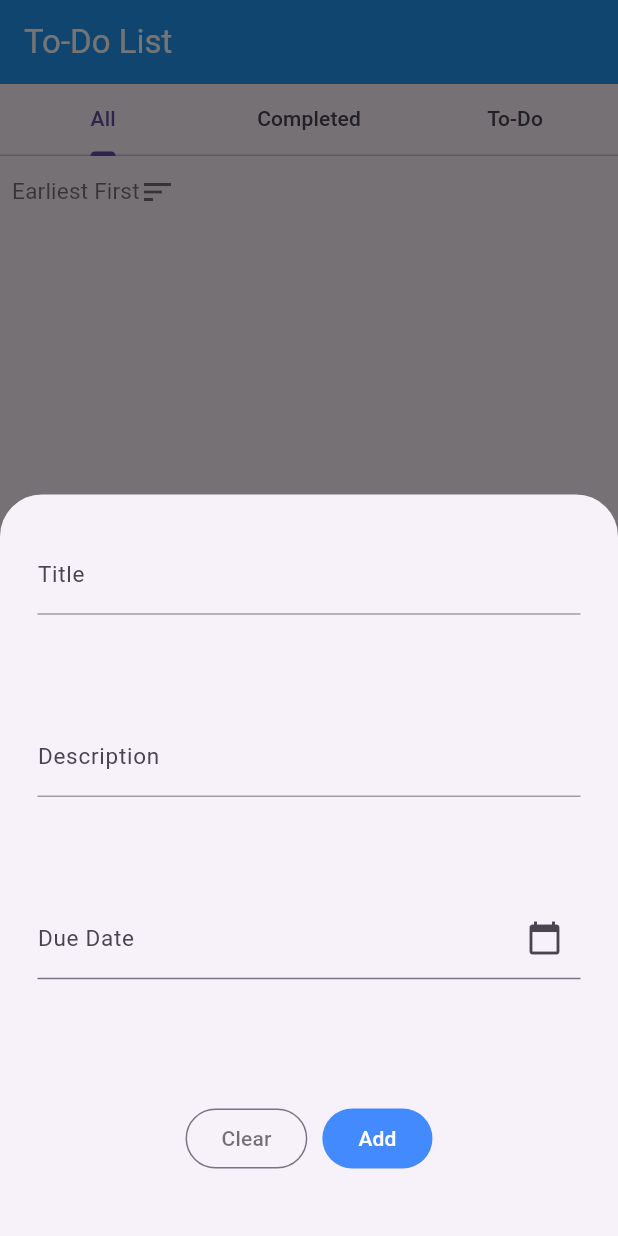
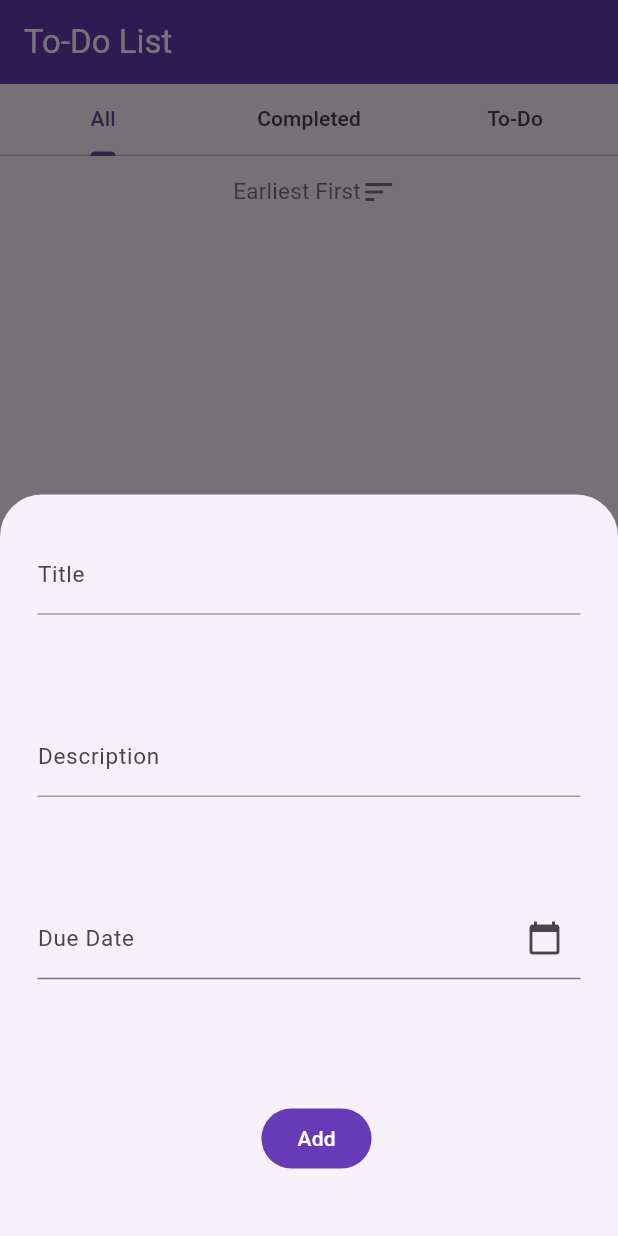
Before and after one commit to hmai2139/rapidmap-test, a Flutter app: the screen it shows after launch, after a tap on the "add" icon, on a phone screen of 412 x 824 dp. Run offline on Flutter 3.47's test engine with Material 3 defaults, Android fonts, the phone set to English and light mode, and no system bars; our stand-ins replace sqflite; accounts and stored records are empty.

Commit message:
Updated stylings & colours.

```diff
--- a/lib/to_do_list/forms/task_input_form.dart
+++ b/lib/to_do_list/forms/task_input_form.dart
@@ -106,16 +106,18 @@ class _TaskInputFormState extends State<TaskInputForm> {
             child: Row(
               mainAxisAlignment: MainAxisAlignment.center,
               children: [
-                OutlinedButton(
-                  style:
-                      FilledButton.styleFrom(foregroundColor: Colors.black54),
-                  onPressed: () {},
-                  child: const Text('Clear'),
-                ),
+                widget.task?.id != null
+                    ? FilledButton(
+                        style: FilledButton.styleFrom(
+                            backgroundColor: Colors.redAccent),
+                        onPressed: () => _deleteTask(widget.task!.id!),
+                        child: const Text('Delete'),
+                      )
+                    : const SizedBox.shrink(),
                 const SizedBox(width: 10),
                 FilledButton(
                   style: FilledButton.styleFrom(
-                      backgroundColor: Colors.blueAccent),
+                      backgroundColor: Colors.deepPurple),
                   onPressed: () async {
                     /// Validate the form before submission.
                     if (_formKey.currentState!.validate()) {
@@ -153,7 +155,7 @@ class _TaskInputFormState extends State<TaskInputForm> {
                       }
                     }
                   },
-                  child: const Text('Add'),
+                  child: Text(widget.task?.id != null ? 'Update' : 'Add'),
                 ),
               ],
             ),
@@ -210,4 +212,31 @@ class _TaskInputFormState extends State<TaskInputForm> {
     }
     return null;
   }
+
+  /// Show Task deletion confirmation dialog.
+  void _deleteTask(int taskId) {
+    showDialog<void>(
+      context: context,
+      builder: (BuildContext context) => AlertDialog(
+        title: const Text('Delete task'),
+        content: const Text('Deletion cannot be reversed.'),
+        actions: <Widget>[
+          TextButton(
+            onPressed: () => Navigator.pop(context),
+            child: const Text('Cancel'),
+          ),
+          FilledButton(
+            style: FilledButton.styleFrom(backgroundColor: Colors.redAccent),
+            onPressed: () {
+              Provider.of<TaskProvider>(context, listen: false)
+                  .deleteTask(taskId);
+              showSnackBar(context, 'Task deleted');
+              Navigator.of(context).popUntil((route) => route.isFirst);
+            },
+            child: const Text('Delete'),
+          ),
+        ],
+      ),
+    );
+  }
 }
--- a/lib/to_do_list/to_do_list.dart
+++ b/lib/to_do_list/to_do_list.dart
@@ -23,7 +23,7 @@ class _ToDoListState extends State<ToDoList> {
   Widget build(BuildContext context) {
     return Scaffold(
       appBar: AppBar(
-        backgroundColor: Colors.blue,
+        backgroundColor: Colors.deepPurple,
         title: const Text(
           "To-Do List",
           style: TextStyle(color: Colors.white),
@@ -32,7 +32,7 @@ class _ToDoListState extends State<ToDoList> {
       body: DefaultTabController(
         length: 3,
         child: Column(
-          crossAxisAlignment: CrossAxisAlignment.start,
+          crossAxisAlignment: CrossAxisAlignment.center,
           children: [
             const TabBar(
               tabs: [
@@ -59,7 +59,7 @@ class _ToDoListState extends State<ToDoList> {
       ),
       floatingActionButton: FloatingActionButton(
         shape: const CircleBorder(),
-        backgroundColor: Colors.blue,
+        backgroundColor: Colors.deepPurple,
         onPressed: () => _inputTask(null),
         tooltip: 'Add a new task',
         child: const Icon(
@@ -81,7 +81,7 @@ class _ToDoListState extends State<ToDoList> {
           case ConnectionState.active:
             return const Center(
                 child: CircularProgressIndicator(
-              color: Colors.blueAccent,
+              color: Colors.deepPurple,
             ));
 
           case ConnectionState.done:
@@ -111,17 +111,15 @@ class _ToDoListState extends State<ToDoList> {
                     itemBuilder: (BuildContext context, int index) =>
                         _buildTaskItem(tasks[index]),
                   )
-                : const Center(
-                    child: Column(
+                : const Column(
                     crossAxisAlignment: CrossAxisAlignment.center,
                     mainAxisAlignment: MainAxisAlignment.center,
                     children: [
                       Text(
-                          'Add a new task',
+                        'No tasks found',
                         style: TextStyle(color: Colors.black54),
                       ),
                     ],
-                    ),
                   );
         }
       },
@@ -136,15 +134,21 @@ class _ToDoListState extends State<ToDoList> {
         title: Text(task.title),
         leading: task.completed > 0
             ? GestureDetector(
-                onTap: () => taskProvider.updateTaskCompletion(task, 0),
+                onTap: () {
+                  taskProvider.updateTaskCompletion(task, 0);
+                  showSnackBar(context, 'Task updated');
+                },
                 child: const Icon(
                   Icons.check_circle,
                   size: 25,
-                  color: Colors.blueAccent,
+                  color: Colors.deepPurple,
                 ),
               )
             : GestureDetector(
-                onTap: () => taskProvider.updateTaskCompletion(task, 1),
+                onTap: () {
+                  taskProvider.updateTaskCompletion(task, 1);
+                  showSnackBar(context, 'Task updated');
+                },
                 child: const Icon(Icons.check_circle_outline, size: 25),
               ),
         subtitle: Column(
--- a/lib/to_do_list/utils/snackbar_utils.dart
+++ b/lib/to_do_list/utils/snackbar_utils.dart
@@ -8,7 +8,7 @@ void showSnackBar(BuildContext context, String text) {
     shape: RoundedRectangleBorder(
       borderRadius: BorderRadius.circular(24),
     ),
-    backgroundColor: Colors.deepPurple,
+    backgroundColor: Colors.deepPurpleAccent,
     duration: const Duration(seconds: 1),
   );
   ScaffoldMessenger.of(context).showSnackBar(snackBar);
```
Lines whose indentation alone changed are shown as unchanged.
